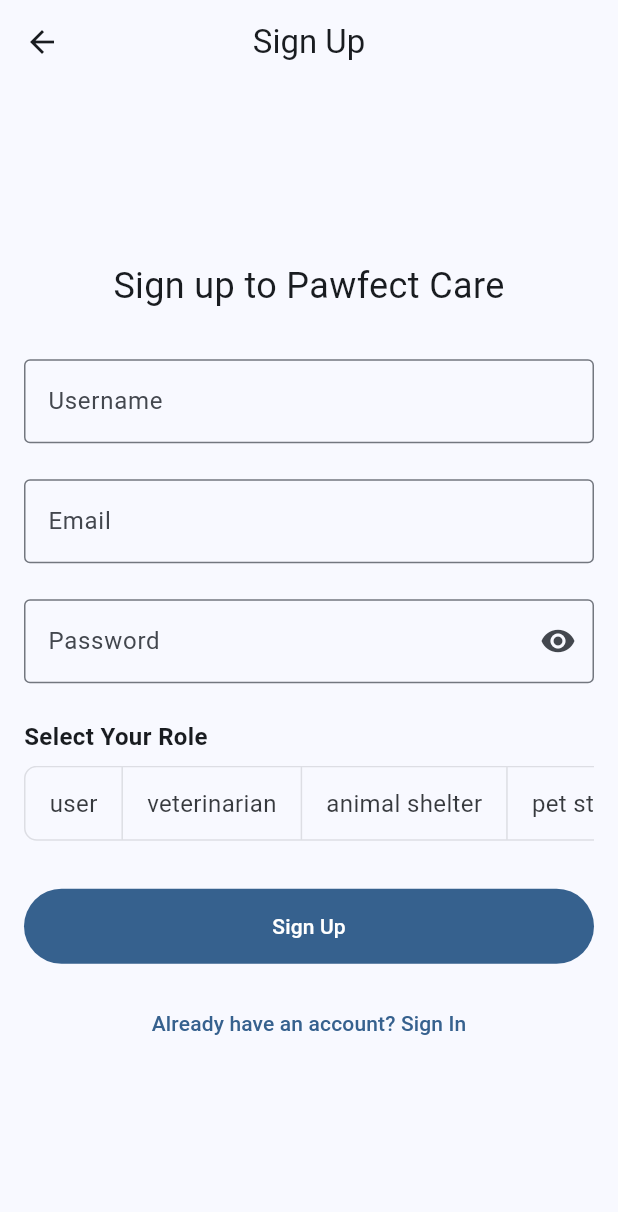
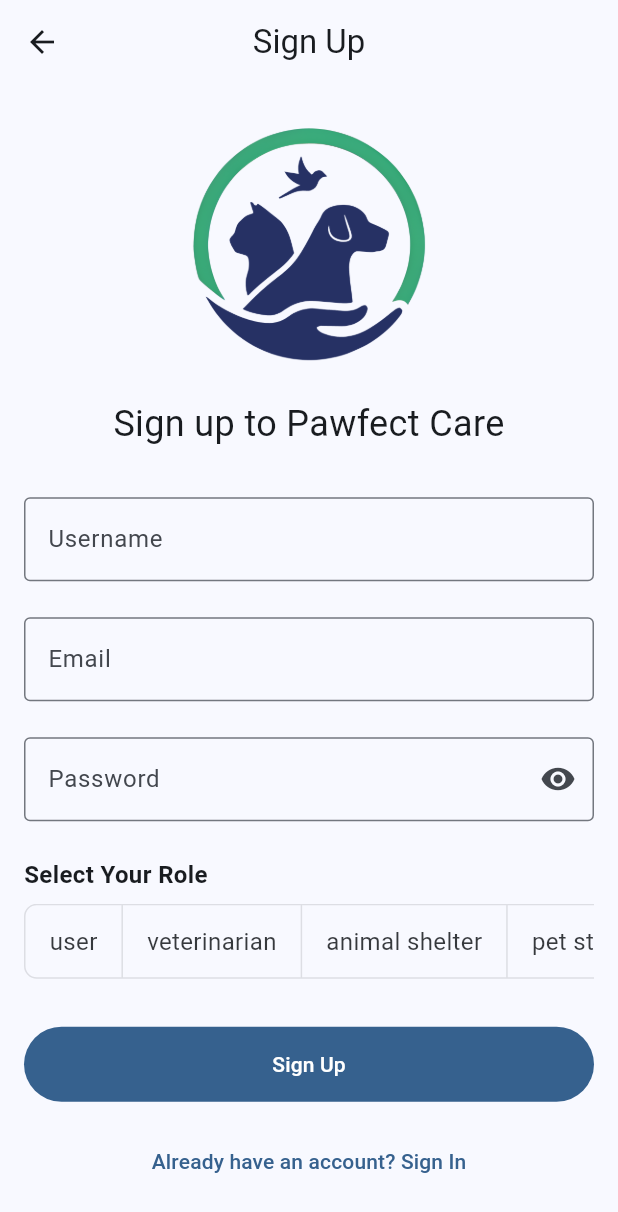
Before and after one commit to donatedsalt/PawfectCare, a Flutter app: the screen it shows after launch, after a tap on "Sign In", after a tap on "Don't have an account? Sign Up", on a phone screen of 412 x 824 dp. Shown: the top 1212 px of the screen. Run offline on Flutter 3.47's test engine with Material 3 defaults, Android fonts, the phone set to English and light mode, and no system bars; our stand-ins replace cloud_firestore, file_picker, firebase_auth, firebase_core, firebase_storage, image_picker and 1 more; accounts and stored records are empty.

Commit message:
feat: add logo to signin and signup

```diff
--- a/pawfect_care/lib/pages/common/signin_page.dart
+++ b/pawfect_care/lib/pages/common/signin_page.dart
@@ -94,6 +94,8 @@
               padding: const EdgeInsets.all(16),
               shrinkWrap: true,
               children: [
+                Image.asset('assets/images/logo.png', height: 160),
+                const SizedBox(height: 24),
                 const Text(
                   'Sign in to Pawfect Care',
                   textAlign: TextAlign.center,
--- a/pawfect_care/lib/pages/common/signup_page.dart
+++ b/pawfect_care/lib/pages/common/signup_page.dart
@@ -139,6 +139,8 @@
               padding: const EdgeInsets.all(16),
               shrinkWrap: true,
               children: [
+                Image.asset('assets/images/logo.png', height: 160),
+                const SizedBox(height: 24),
                 const Text(
                   'Sign up to Pawfect Care',
                   textAlign: TextAlign.center,
--- a/pawfect_care/pubspec.yaml
+++ b/pawfect_care/pubspec.yaml
@@ -65,10 +65,8 @@
   # the material Icons class.
   uses-material-design: true
 
-  # To add assets to your application, add an assets section, like this:
-  # assets:
-  #   - images/a_dot_burr.jpeg
-  #   - images/a_dot_ham.jpeg
+  assets:
+    - assets/images/
 
   # An image asset can refer to one or more resolution-specific "variants", see
   # https://flutter.dev/to/resolution-aware-images
```
Also changed, not shown: pawfect_care/assets/images/logo.png.
